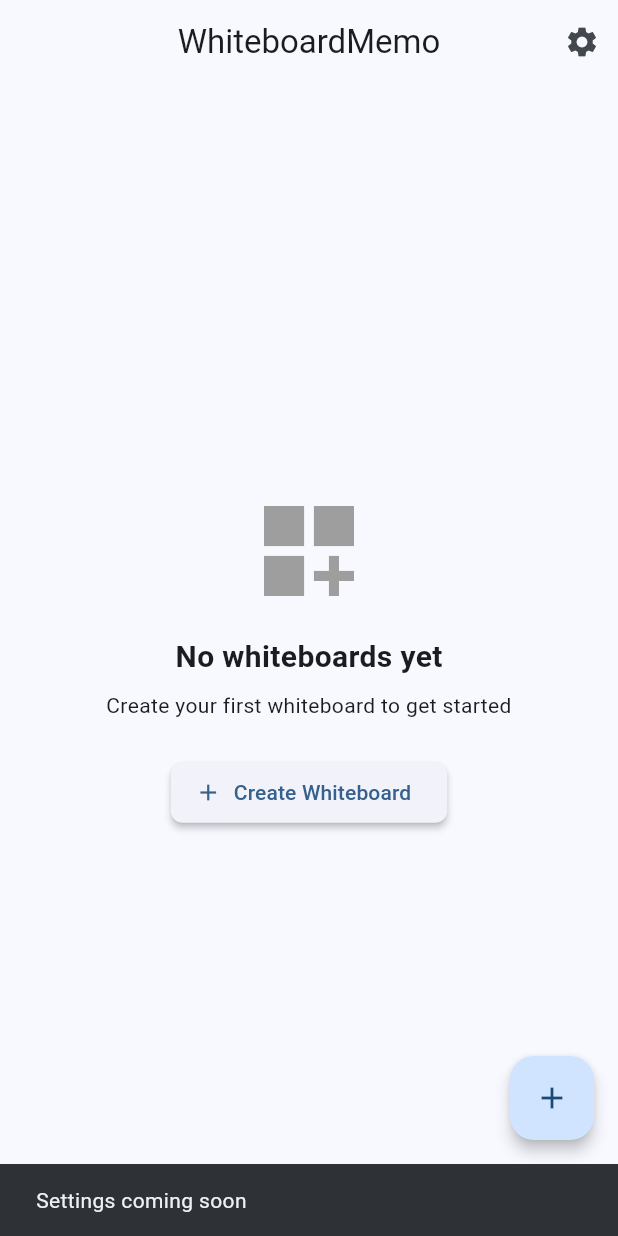
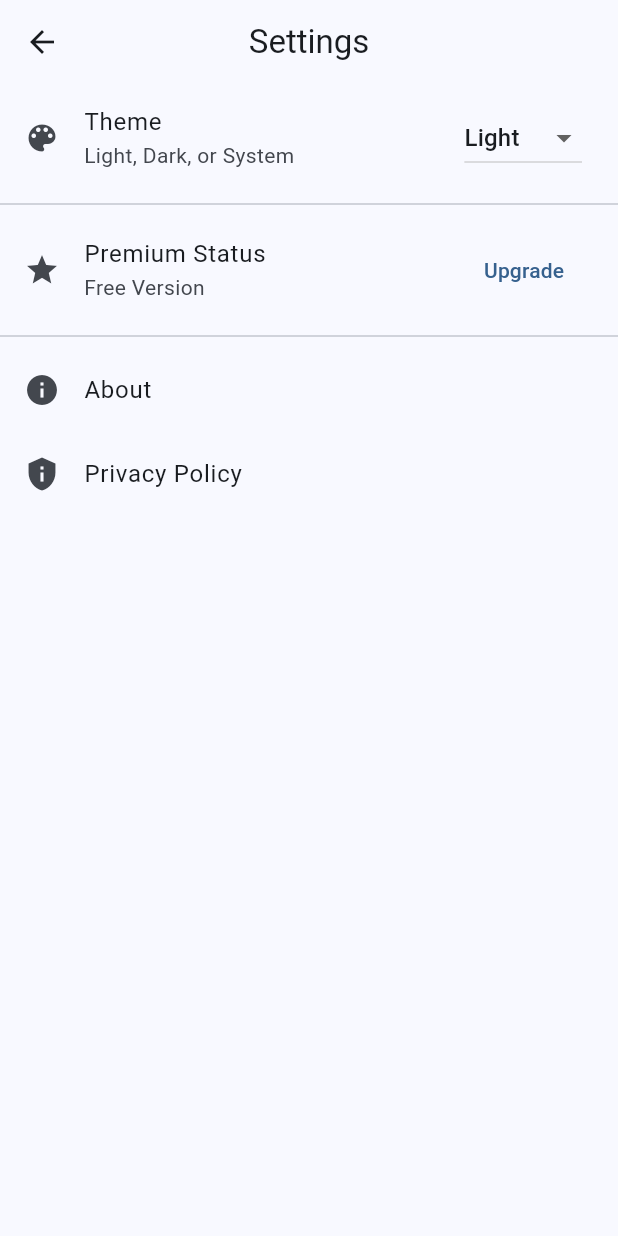
Before and after one commit to WebAppAI0410/whiteboard_memo, a Flutter app: the screen it shows after launch, after a tap on the "settings" icon, on a phone screen of 412 x 824 dp. Run offline on Flutter 3.47's test engine with Material 3 defaults, Android fonts, the phone set to English and light mode, and no system bars; our stand-ins replace flutter_riverpod, hive, hive_flutter, image_gallery_saver, image_picker, share_plus; accounts and stored records are empty.

Commit message:
Implement settings screen, premium upgrade, and board thumbnails
Co-Authored-By: hD S <webapptest0410@gmail.com>

```diff
--- a/lib/screens/board_list_screen.dart
+++ b/lib/screens/board_list_screen.dart
@@ -4,6 +4,9 @@ import '../models/board.dart';
 import '../providers/board_provider.dart';
 import '../providers/premium_provider.dart';
 import 'board_edit_screen.dart';
+import 'settings_screen.dart';
+import 'premium_upgrade_screen.dart';
+import '../widgets/board_thumbnail.dart';
 
 class BoardListScreen extends ConsumerWidget {
   const BoardListScreen({Key? key}) : super(key: key);
@@ -21,9 +24,9 @@ class BoardListScreen extends ConsumerWidget {
           IconButton(
             icon: const Icon(Icons.settings),
             onPressed: () {
-              // TODO: Implement settings screen
-              ScaffoldMessenger.of(context).showSnackBar(
-                const SnackBar(content: Text('Settings coming soon')),
+              Navigator.push(
+                context,
+                MaterialPageRoute(builder: (context) => const SettingsScreen()),
               );
             },
           ),
@@ -91,9 +94,9 @@ class BoardListScreen extends ConsumerWidget {
                         : SnackBarAction(
                             label: 'Upgrade',
                             onPressed: () {
-                              // TODO: Implement premium upgrade
-                              ScaffoldMessenger.of(context).showSnackBar(
-                                const SnackBar(content: Text('Premium upgrade coming soon')),
+                              Navigator.push(
+                                context,
+                                MaterialPageRoute(builder: (context) => const PremiumUpgradeScreen()),
                               );
                             },
                           ),
@@ -189,7 +192,11 @@ class _BoardCard extends ConsumerWidget {
                           color: Colors.grey,
                         ),
                       ),
-                    // TODO: Show a thumbnail preview of the board content
+                    Container(
+                      width: 80,
+                      height: 60,
+                      child: BoardThumbnail(board: board),
+                    ),
                   ],
                 ),
               ),
--- /dev/null
+++ b/lib/screens/settings_screen.dart
@@ -0,0 +1,119 @@
+import 'package:flutter/material.dart';
+import 'package:flutter_riverpod/flutter_riverpod.dart';
+import '../constants/theme.dart';
+import '../providers/premium_provider.dart';
+
+class SettingsScreen extends ConsumerWidget {
+  const SettingsScreen({Key? key}) : super(key: key);
+
+  @override
+  Widget build(BuildContext context, WidgetRef ref) {
+    final isPremium = ref.watch(isPremiumProvider);
+
+    return Scaffold(
+      appBar: AppBar(
+        title: const Text('Settings'),
+      ),
+      body: ListView(
+        children: [
+          // Theme settings
+          ListTile(
+            leading: const Icon(Icons.color_lens),
+            title: const Text('Theme'),
+            subtitle: const Text('Light, Dark, or System'),
+            trailing: DropdownButton<ThemeMode>(
+              value: Theme.of(context).brightness == Brightness.dark
+                  ? ThemeMode.dark
+                  : ThemeMode.light,
+              items: const [
+                DropdownMenuItem(
+                  value: ThemeMode.light,
+                  child: Text('Light'),
+                ),
+                DropdownMenuItem(
+                  value: ThemeMode.dark,
+                  child: Text('Dark'),
+                ),
+                DropdownMenuItem(
+                  value: ThemeMode.system,
+                  child: Text('System'),
+                ),
+              ],
+              onChanged: (ThemeMode? newValue) {
+                // TODO: Implement theme switching
+                ScaffoldMessenger.of(context).showSnackBar(
+                  const SnackBar(content: Text('Theme switching coming in future update')),
+                );
+              },
+            ),
+          ),
+
+          const Divider(),
+
+          // Premium status
+          ListTile(
+            leading: const Icon(Icons.star),
+            title: const Text('Premium Status'),
+            subtitle: Text(isPremium ? 'Active' : 'Free Version'),
+            trailing: isPremium
+              ? const Icon(Icons.check_circle, color: Colors.green)
+              : TextButton(
+                  onPressed: () {
+                    Navigator.pop(context);
+                    // Navigate to the board list screen
+                    // The upgrade button will be visible there
+                  },
+                  child: const Text('Upgrade'),
+                ),
+          ),
+
+          const Divider(),
+
+          // About section
+          ListTile(
+            leading: const Icon(Icons.info),
+            title: const Text('About'),
+            onTap: () {
+              showAboutDialog(
+                context: context,
+                applicationName: 'WhiteboardMemo',
+                applicationVersion: '1.0.0',
+                applicationIcon: const FlutterLogo(size: 50),
+                children: [
+                  const Text('A digital whiteboard for your ideas and notes.'),
+                ],
+              );
+            },
+          ),
+
+          // Privacy policy
+          ListTile(
+            leading: const Icon(Icons.privacy_tip),
+            title: const Text('Privacy Policy'),
+            onTap: () {
+              // Show privacy policy
+              showDialog(
+                context: context,
+                builder: (context) => AlertDialog(
+                  title: const Text('Privacy Policy'),
+                  content: const SingleChildScrollView(
+                    child: Text(
+                      'WhiteboardMemo respects your privacy. '
+                      'All your data is stored locally on your device and is not transmitted to any servers.',
+                    ),
+                  ),
+                  actions: [
+                    TextButton(
+                      onPressed: () => Navigator.pop(context),
+                      child: const Text('Close'),
+                    ),
+                  ],
+                ),
+              );
+            },
+          ),
+        ],
+      ),
+    );
+  }
+}
```
Also changed, not shown: lib/screens/premium_upgrade_screen.dart (added, +123 -0 lines), lib/services/thumbnail_service.dart (added, +136 -0 lines), lib/widgets/board_thumbnail.dart (added, +102 -0 lines).
